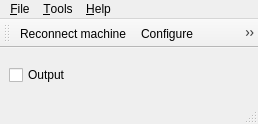
morinted/plover, file plover/gui_qt/main_window.ui: the form before one commit.
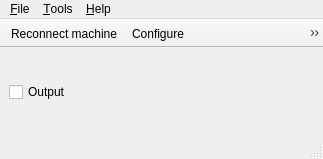
The form after the commit. Icons and pictures are not drawn.

Diff of the .ui file:
```diff
--- a/plover/gui_qt/main_window.ui
+++ b/plover/gui_qt/main_window.ui
@@ -9,8 +9,8 @@
    <rect>
     <x>0</x>
     <y>0</y>
-    <width>258</width>
-    <height>124</height>
+    <width>323</width>
+    <height>159</height>
    </rect>
   </property>
   <property name="minimumSize">
@@ -26,6 +26,15 @@
    <iconset resource="resources/resources.qrc">
     <normaloff>:/plover.png</normaloff>:/plover.png</iconset>
   </property>
+  <property name="iconSize">
+   <size>
+    <width>48</width>
+    <height>48</height>
+   </size>
+  </property>
+  <property name="unifiedTitleAndToolBarOnMac">
+   <bool>true</bool>
+  </property>
   <widget class="QWidget" name="centralwidget">
    <property name="sizePolicy">
     <sizepolicy hsizetype="MinimumExpanding" vsizetype="MinimumExpanding">
@@ -67,8 +76,8 @@
     <rect>
      <x>0</x>
      <y>0</y>
-     <width>258</width>
-     <height>19</height>
+     <width>323</width>
+     <height>22</height>
     </rect>
    </property>
    <widget class="QMenu" name="menu_Application">
@@ -108,6 +117,18 @@
    <property name="windowTitle">
     <string>Plover: Toolbar</string>
    </property>
+   <property name="movable">
+    <bool>false</bool>
+   </property>
+   <property name="iconSize">
+    <size>
+     <width>24</width>
+     <height>24</height>
+    </size>
+   </property>
+   <property name="floatable">
+    <bool>false</bool>
+   </property>
    <attribute name="toolBarArea">
     <enum>TopToolBarArea</enum>
    </attribute>
```
Left out of the diff: 14 changed lines with no effect on the pictures.
